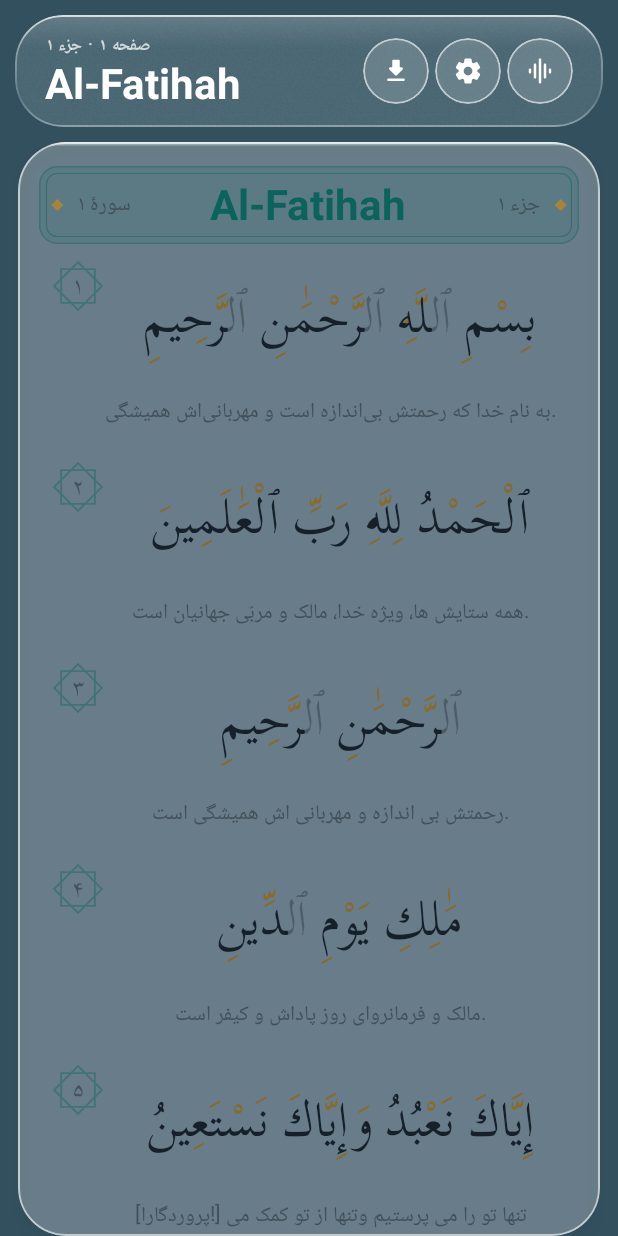
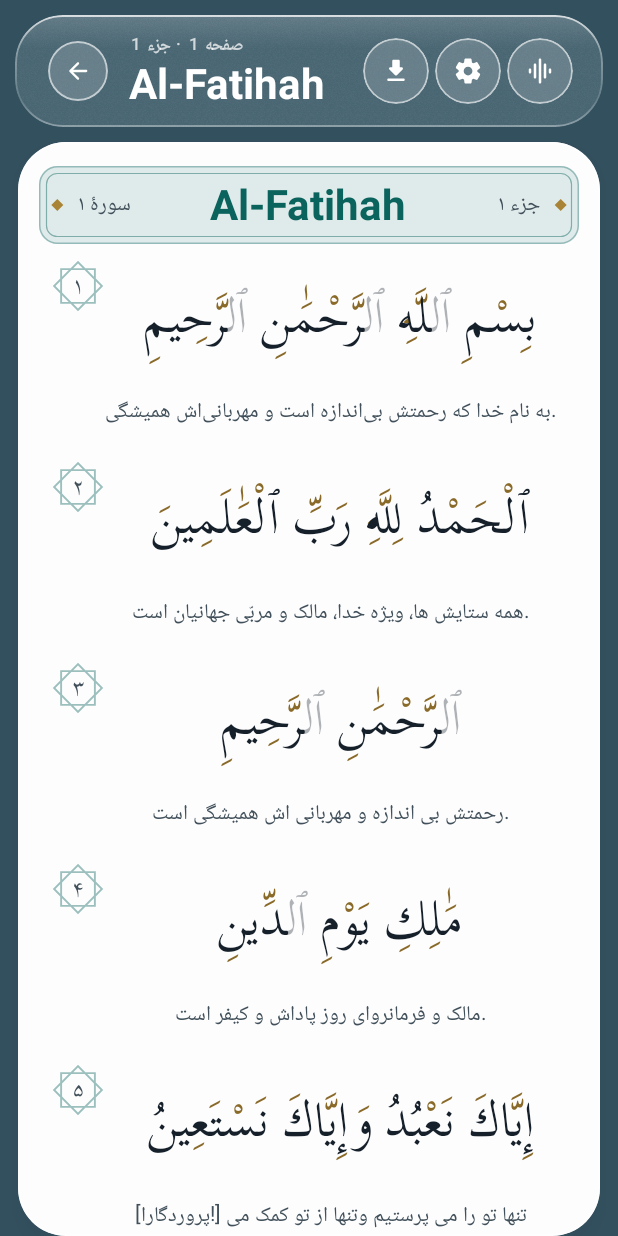
Before and after one commit to hemedani/hawra, an Android app built with Jetpack Compose: the composable ReaderScreen shown on its own in the app's theme, on a phone screen of 412 x 824 dp. Run offline under Robolectric (Android 15) with nearby library versions, the phone set to English and light mode, and no system bars; our stand-ins replace Dagger/Hilt's generated code, Room's generated code; libraries missing offline, so code that uses them is left out: androidx.hilt.lifecycle; pictures from the network do not load.

Commit message:
:bug: fix(android): put scripture on an opaque page and add reader back

```diff
--- a/mobile/android/app/src/main/kotlin/ir/hawraa/quran/ui/navigation/HawraaNavHost.kt
+++ b/mobile/android/app/src/main/kotlin/ir/hawraa/quran/ui/navigation/HawraaNavHost.kt
@@ -97,6 +97,7 @@ fun HawraaNavHost(navController: NavHostController = rememberNavController()) {
             ),
         ) {
             ReaderScreen(
+                onBack = { navController.popBackStack() },
                 onSettings = { navController.navigate(Routes.SETTINGS) },
             )
         }
--- a/mobile/android/app/src/main/kotlin/ir/hawraa/quran/ui/screens/reader/ReaderScreen.kt
+++ b/mobile/android/app/src/main/kotlin/ir/hawraa/quran/ui/screens/reader/ReaderScreen.kt
@@ -47,6 +47,7 @@ import androidx.compose.ui.geometry.Size
 import androidx.compose.ui.graphics.Color
 import androidx.compose.ui.layout.onGloballyPositioned
 import androidx.compose.ui.layout.boundsInRoot
+import androidx.compose.ui.platform.LocalConfiguration
 import androidx.compose.ui.platform.LocalDensity
 import androidx.compose.ui.platform.LocalLayoutDirection
 import androidx.compose.ui.platform.testTag
@@ -75,6 +76,7 @@ import ir.hawraa.quran.domain.quran.VerseSelection
 import ir.hawraa.quran.domain.quran.playbackPlan
 import ir.hawraa.quran.domain.quran.toPersianDigits
 import ir.hawraa.quran.domain.settings.ReadingSettings
+import ir.hawraa.quran.ui.appLocale
 import ir.hawraa.quran.ui.components.BubbleButton
 import ir.hawraa.quran.ui.components.GlassElevation
 import ir.hawraa.quran.ui.components.GlassHeader
@@ -110,7 +112,8 @@ import kotlinx.coroutines.flow.drop
  *
  * There is also **no bottom bar**. Actions that belong to a selection appear in a floating box over
  * that selection ([SelectionActionBox]); playback and navigation live in the dock, which the app
- * shell draws (`HawraaShell`). This screen only owes the dock its `dockInset` of bottom padding.
+ * shell draws (`HawraaShell`). The scroll end is padded by the measured shell inset so the last
+ * verse clears the dock; the screen owns no dock chrome of its own.
  *
  * Typography goes through [QuranText] only, so letters and diacritics stay independently colorable.
  * The verse and each of its translations are **separately selectable** ([VerseSelection]); session
@@ -118,6 +121,7 @@ import kotlinx.coroutines.flow.drop
  */
 @Composable
 fun ReaderScreen(
+    onBack: () -> Unit,
     onSettings: () -> Unit,
     viewModel: ReaderViewModel = hiltViewModel(),
 ) {
@@ -142,6 +146,7 @@ fun ReaderScreen(
 
     ReaderContent(
         state = state,
+        onBack = onBack,
         onSettings = onSettings,
         onPageVisible = viewModel::onPageVisible,
         onReadingActivity = viewModel::onReadingActivity,
@@ -160,6 +165,7 @@ fun ReaderScreen(
 internal fun ReaderContent(
     state: ReaderUiState,
     onSettings: () -> Unit,
+    onBack: () -> Unit = {},
     onPageVisible: (Int) -> Unit = {},
     onReadingActivity: (Int) -> Unit = {},
     onPlayPause: (Pair<Int, Int>?, Int) -> Unit = { _, _ -> },
@@ -171,6 +177,7 @@ internal fun ReaderContent(
     val dark = LocalHawraaDarkTheme.current
     val geometry = LocalHawraaGeometry.current
     val shellInsets = LocalShellInsets.current
+    val persian = LocalConfiguration.current.appLocale().language == "fa"
     val quran = remember(themeQuran, state.settings, dark) {
         themeQuran.withReadingSettings(state.settings, dark)
     }
@@ -259,11 +266,19 @@ internal fun ReaderContent(
                     overline = visiblePage?.let { page ->
                         stringResource(
                             R.string.reader_page_juz,
-                            page.page.toPersianDigits(),
-                            page.juz.toPersianDigits(),
+                            if (persian) page.page.toPersianDigits() else page.page.toString(),
+                            if (persian) page.juz.toPersianDigits() else page.juz.toString(),
                         )
                     },
                     userTitle = true,
+                    leading = {
+                        BubbleButton(
+                            icon = ICON_GLYPHS.getValue("back"),
+                            contentDescription = stringResource(R.string.back),
+                            onClick = onBack,
+                            size = geometry.controls.md,
+                        )
+                    },
                     actions = {
                         if (state.recitation.available) {
                             BubbleButton(
@@ -293,8 +308,9 @@ internal fun ReaderContent(
                 val topSafePx = with(density) { topInset.toPx() }
 
                 // The reading pane floats: it keeps a margin from the screen edge so the ambient
-                // canvas is visible around it, which is what makes the pane read as glass. Its top
-                // starts below the floating header.
+                // canvas is visible around it, and the glass rim reads as chrome. Inside that rim
+                // the pane is the opaque page colour — scripture is read on a stable field, never
+                // on a translucent surface. Its top starts below the floating header.
                 Box(
                     modifier = Modifier
                         .fillMaxSize()
@@ -310,7 +326,11 @@ internal fun ReaderContent(
                         strong = true,
                         elevation = GlassElevation.Panel,
                     ) {
-                        Box(modifier = Modifier.fillMaxSize()) {
+                        Box(
+                            modifier = Modifier
+                                .fillMaxSize()
+                                .background(quran.page),
+                        ) {
                             when {
                                 state.isLoading -> ReaderMessage(stringResource(R.string.reader_loading))
                                 state.failed || items.isEmpty() ->
```
Also changed, not shown: 2 other files.
